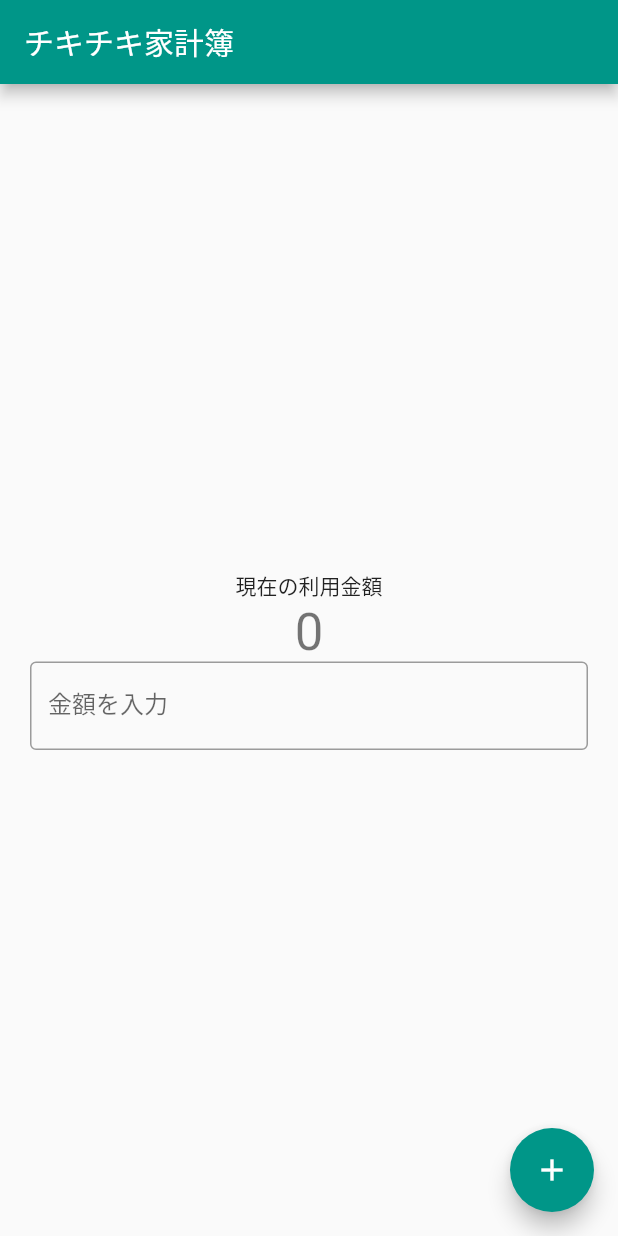
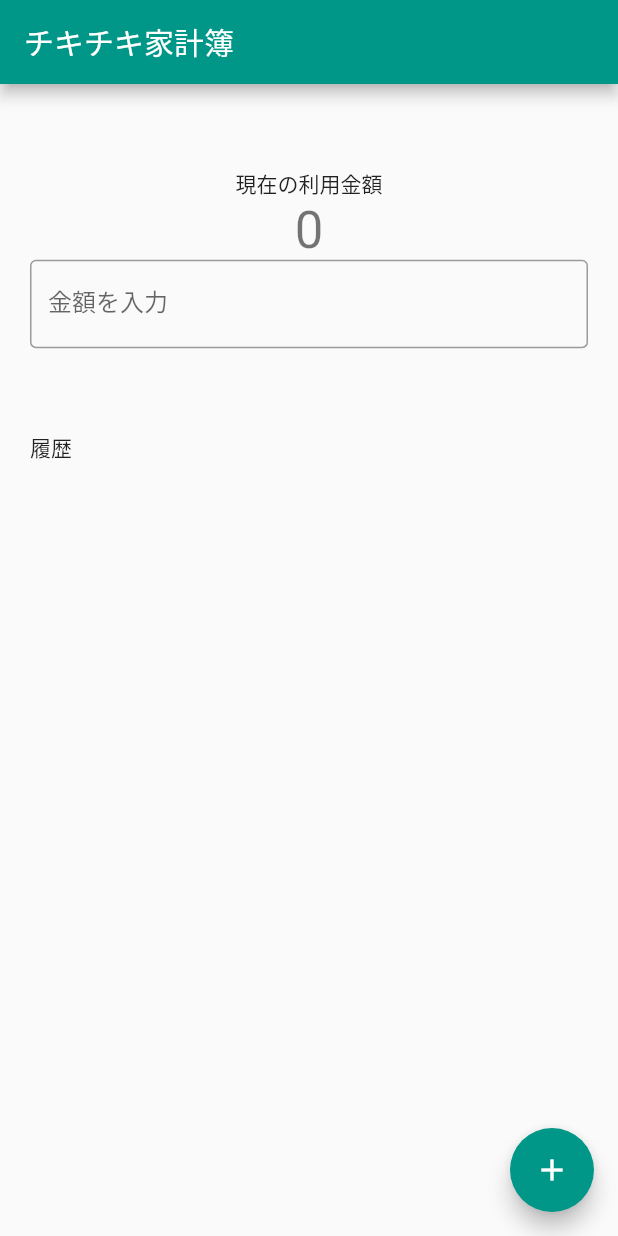
Before and after one commit to new-well/kakeibo, a Flutter app: the screen it shows after launch, after a tap on the "add" icon, on a phone screen of 412 x 824 dp. Run offline on Flutter 3.47's test engine with Material 2 defaults, Android fonts, the light colour scheme and no system bars.

Commit message:
[update] 履歴表示と、削除機能

```diff
--- a/lib/main.dart
+++ b/lib/main.dart
@@ -24,27 +24,44 @@
 class MyHomePage extends StatefulWidget {
   const MyHomePage({Key? key, required this.title}) : super(key: key);
   final String title;
-
   @override
   State<MyHomePage> createState() => _MyHomePageState();
 }
 
 class _MyHomePageState extends State<MyHomePage> {
+  final TextEditingController _textEditingController = TextEditingController();
+
   int _counter = 0;
   int _addNum = 0;
+  final List<int> _history = [];
 
-  final TextEditingController _textEditingController = TextEditingController();
-
-  void _addCounter() {
+  void _refreshCounter() {
     setState(() {
-      _counter += _addNum;
+      if (_addNum != 0) {
+        _history.add(_addNum);
+        _addNum = 0;
+      }
+      _counter = _history.isNotEmpty
+          ? _history.reduce((value, element) => value + element)
+          : 0;
       _textEditingController.clear();
     });
   }
 
   @override
   Widget build(BuildContext context) {
-    final focusNode = FocusNode();
+    final FocusNode focusNode = FocusNode();
+
+    final Size size = MediaQuery.of(context).size;
+    final EdgeInsets padding = MediaQuery.of(context).padding;
+    double maxHeight = size.height - padding.top - padding.bottom - 50;
+
+    // 計算結果エリアの高さ
+    final double resultAreaHeight = maxHeight * (30 / 100);
+    // 履歴表示エリアの高さ
+    final double historyAreaHeight = maxHeight * (70 / 100);
+    // テキスト履歴の文字エリアの高さ
+    const double historyHeaderAreaHeight = 30;
 
     return Focus(
       focusNode: focusNode,
@@ -54,20 +71,21 @@
           appBar: AppBar(
             title: Text(widget.title),
           ),
-          body: Center(
+          body: Column(
+            children: <Widget>[
+              Container(
+                width: size.width,
+                height: resultAreaHeight,
+                padding: const EdgeInsets.only(right: 20, left: 20),
                 child: Column(
                   mainAxisAlignment: MainAxisAlignment.center,
                   children: <Widget>[
-                const Text(
-                  '現在の利用金額',
-                ),
+                    const Text('現在の利用金額'),
                     Text(
                       '$_counter',
                       style: Theme.of(context).textTheme.headline4,
                     ),
-                Container(
-                  padding: const EdgeInsets.only(right: 20, left: 20),
-                  child: TextField(
+                    TextField(
                       controller: _textEditingController,
                       keyboardType: TextInputType.number,
                       inputFormatters: [FilteringTextInputFormatter.digitsOnly],
@@ -81,12 +99,52 @@
                         });
                       },
                     ),
+                  ],
+                ),
+              ),
+              Container(
+                width: size.width,
+                height: historyAreaHeight,
+                padding: const EdgeInsets.only(right: 20, left: 20),
+                child: Column(
+                  children: [
+                    SizedBox(
+                      height: historyHeaderAreaHeight,
+                      width: size.width,
+                      child: const Text('履歴'),
+                    ),
+                    SizedBox(
+                      height: historyAreaHeight - historyHeaderAreaHeight,
+                      width: size.width,
+                      child: Scrollbar(
+                        child: ListView.builder(
+                          itemCount: _history.length,
+                          itemBuilder: (context, index) {
+                            return Dismissible(
+                              key: UniqueKey(),
+                              child: Card(
+                                child: ListTile(
+                                  title: Text('${_history[index]}'),
+                                ),
+                              ),
+                              onDismissed: (direction) {
+                                setState(() {
+                                  _history.removeAt(index);
+                                });
+                                _refreshCounter();
+                              },
+                            );
+                          },
+                        ),
+                      ),
                     ),
                   ],
                 ),
               ),
+            ],
+          ),
           floatingActionButton: FloatingActionButton(
-            onPressed: _addCounter,
+            onPressed: _refreshCounter,
             tooltip: 'Increment',
             child: const Icon(Icons.add),
           ),
```
Lines whose indentation alone changed are shown as unchanged.
